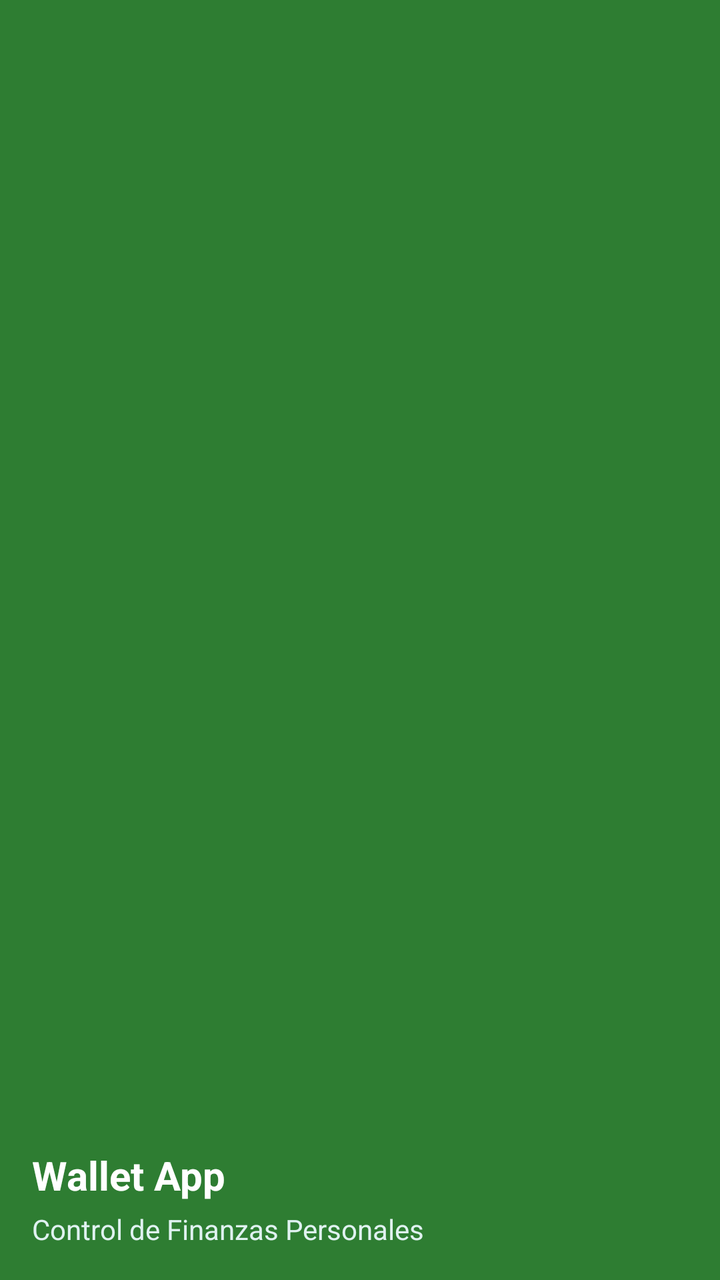
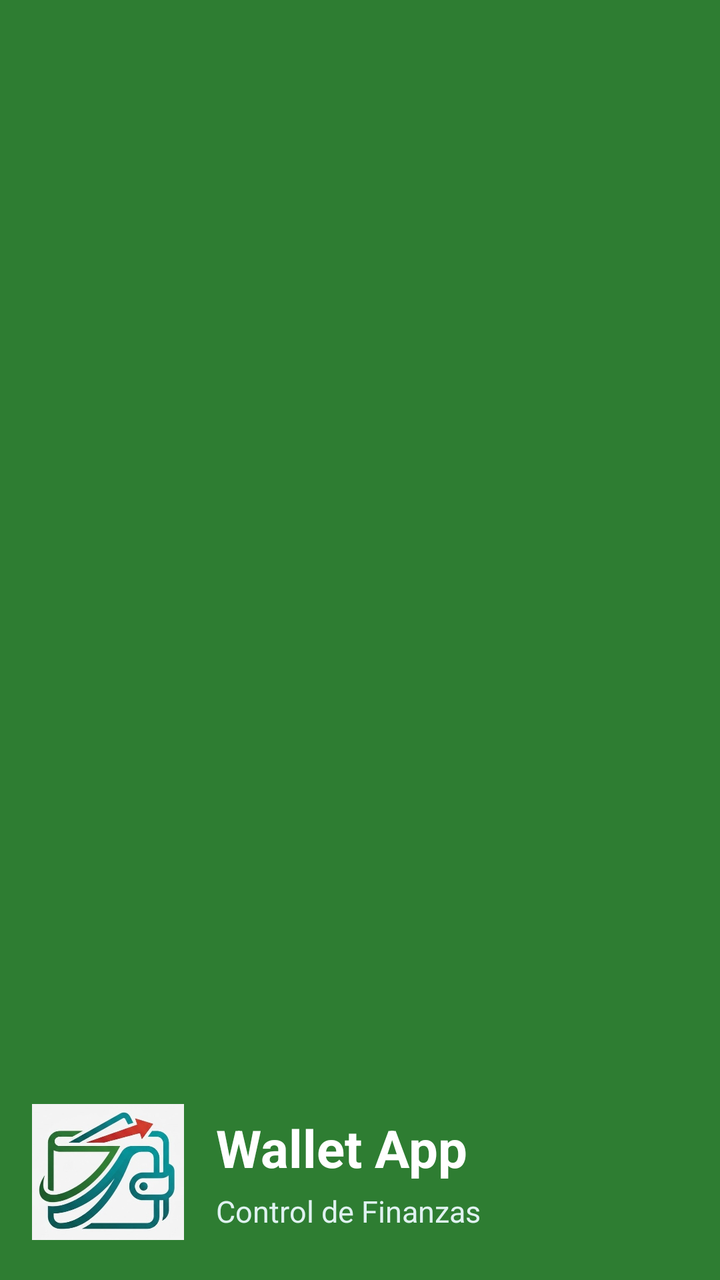

Before-and-after screenshots of an Android layout around one commit, followed by the original layout XML and the change that was made.
<!-- AndroidManifest.xml: application theme Theme.WalletApp -->
<!-- res/layout/nav_header_wallet.xml -->
<?xml version="1.0" encoding="utf-8"?>
<LinearLayout xmlns:android="http://schemas.android.com/apk/res/android"
    android:layout_width="match_parent"
    android:layout_height="176dp"
    android:background="@color/primary_emerald"
    android:gravity="bottom"
    android:orientation="vertical"
    android:padding="16dp">

    <TextView
        android:layout_width="match_parent"
        android:layout_height="wrap_content"
        android:text="Wallet App"
        android:textColor="@android:color/white"
        android:textSize="20sp"
        android:textStyle="bold" />

    <TextView
        android:layout_width="match_parent"
        android:layout_height="wrap_content"
        android:text="Control de Finanzas Personales"
        android:textColor="#E0F2F1"
        android:textSize="14sp"
        android:layout_marginTop="4dp"/>

</LinearLayout>
<!-- resources referenced by this layout -->
<resources>
  <color name="primary_emerald">#2E7D32</color>
  <style name="Theme.WalletApp" parent="Base.Theme.WalletApp" />
  <style name="Base.Theme.WalletApp" parent="Theme.Material3.DayNight.NoActionBar">
          
          
      </style>
</resources>

<!-- the commit's change to res/layout/nav_header_wallet.xml (unified diff, before → after) -->
@@ -1,26 +1,52 @@
 <?xml version="1.0" encoding="utf-8"?>
 <LinearLayout xmlns:android="http://schemas.android.com/apk/res/android"
     android:layout_width="match_parent"
-    android:layout_height="176dp"
+    android:layout_height="160dp"
     android:background="@color/primary_emerald"
     android:gravity="bottom"
     android:orientation="vertical"
     android:padding="16dp">
 
-    <TextView
+    
+    <LinearLayout
         android:layout_width="match_parent"
         android:layout_height="wrap_content"
-        android:text="Wallet App"
-        android:textColor="@android:color/white"
-        android:textSize="20sp"
-        android:textStyle="bold" />
+        android:gravity="center_vertical"
+        android:orientation="horizontal">
 
-    <TextView
-        android:layout_width="match_parent"
-        android:layout_height="wrap_content"
-        android:text="Control de Finanzas Personales"
-        android:textColor="#E0F2F1"
-        android:textSize="14sp"
-        android:layout_marginTop="4dp"/>
+        
+        <ImageView
+            android:layout_width="76dp"
+            android:layout_height="76dp"
+            android:layout_marginEnd="16dp"
+            android:scaleType="centerInside"
+            android:src="@drawable/logo1"
+            android:contentDescription="Logo Menú" />
+
+        
+        <LinearLayout
+            android:layout_width="0dp"
+            android:layout_height="wrap_content"
+            android:layout_weight="1"
+            android:orientation="vertical">
+
+            <TextView
+                android:layout_width="match_parent"
+                android:layout_height="wrap_content"
+                android:text="Wallet App"
+                android:textColor="@android:color/white"
+                android:textSize="26sp"
+                android:textStyle="bold" />
+
+            <TextView
+                android:layout_width="match_parent"
+                android:layout_height="wrap_content"
+                android:layout_marginTop="4dp"
+                android:text="Control de Finanzas"
+                android:textColor="#E0F2F1"
+                android:textSize="15sp" />
+        </LinearLayout>
+
+    </LinearLayout>
 
 </LinearLayout>
<!-- resource entries referenced after the edit -->
@@ -1,6 +1,7 @@
 <!-- resources referenced by this layout -->
 <resources>
   <color name="primary_emerald">#2E7D32</color>
+  <!-- drawable logo1: jpeg bitmap (drawable, 33333 bytes) -->
   <style name="Theme.WalletApp" parent="Base.Theme.WalletApp" />
   <style name="Base.Theme.WalletApp" parent="Theme.Material3.DayNight.NoActionBar">
           
